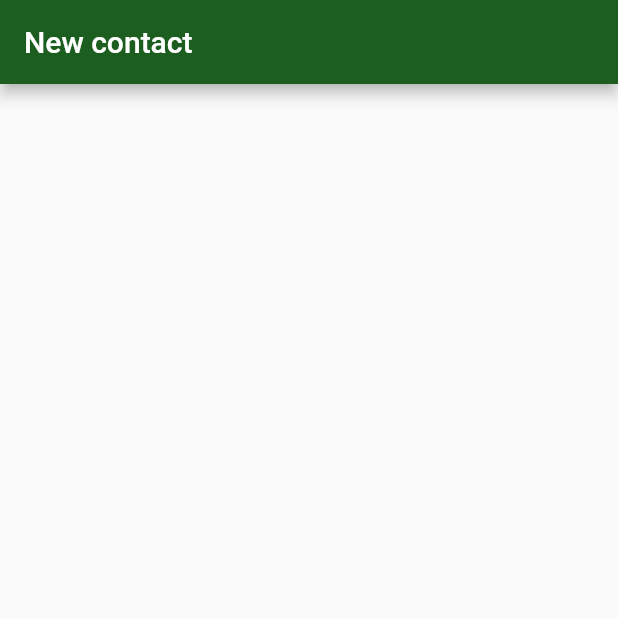
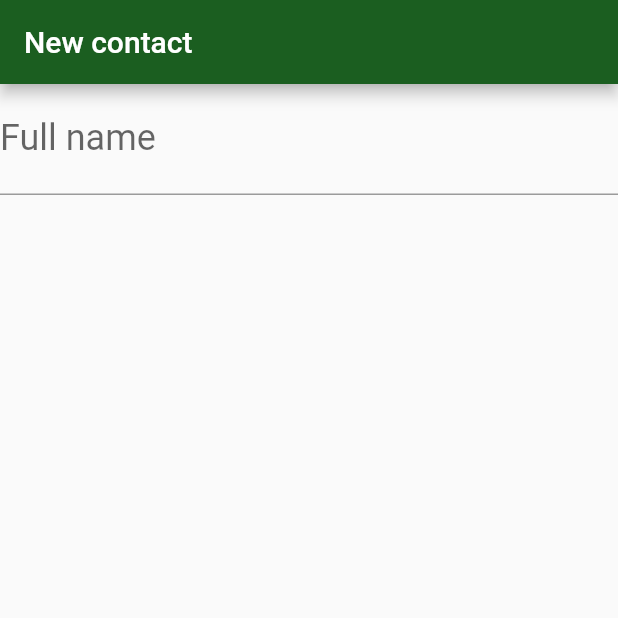
Before and after one commit to elisabavaresco/bytebank2, a Flutter app: the screen it shows after launch, on a phone screen of 412 x 824 dp, the top half of it. Run offline on Flutter 3.47's test engine with Material 2 defaults, Android fonts, the phone set to English and light mode, and no system bars.

Commit message:
add TextField on contact form screen

```diff
--- a/lib/screens/contact_form.dart
+++ b/lib/screens/contact_form.dart
@@ -9,6 +9,17 @@ class ContactForm extends StatelessWidget {
       appBar: AppBar(
         title: const Text('New contact'),
       ),
+      body: Column(
+        children: <Widget>[
+          TextField(
+            decoration: InputDecoration(
+              labelText: 'Full name',
+            ),
+            style: TextStyle(fontSize: 24.0,
+            ),
+          ),
+        ],
+      ),
     );
   }
 }
```
